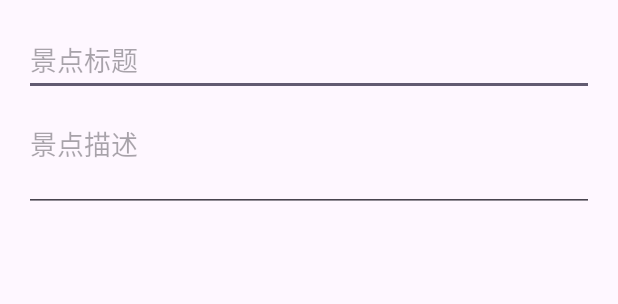
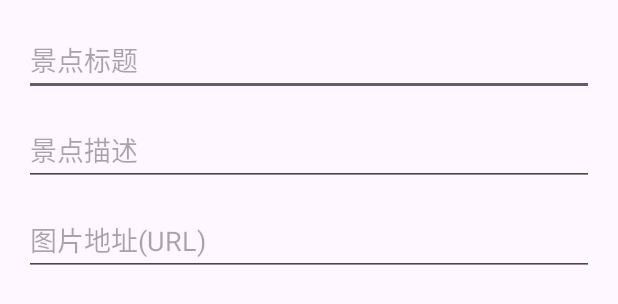
Before and after one commit to ErnestYangCN/KongSight, an Android app: the layout dialog_add_scenic.xml on its own in the app's theme, with its tools: preview values and no code run, on a phone screen of 412 x 824 dp. Shown: the top 304 px of the screen. Run offline under Robolectric (Android 15) with nearby library versions, the phone set to English and light mode, and no system bars.

Commit message:
add scenic

```diff
--- a/app/src/main/java/com/example/kongsight/ui/scenic/ScenicListAdapter.java
+++ b/app/src/main/java/com/example/kongsight/ui/scenic/ScenicListAdapter.java
@@ -29,7 +29,6 @@ public class ScenicListAdapter extends RecyclerView.Adapter<ScenicListAdapter.Vi
         this.listener = listener;
     }
 
-    /** Presenter / Activity 调用，用新的列表替换旧数据 */
     public void submitList(List<ContentEntity> list) {
         items.clear();
         if (list != null) {
@@ -40,7 +39,7 @@ public class ScenicListAdapter extends RecyclerView.Adapter<ScenicListAdapter.Vi
 
     @NonNull
     @Override
-    public ScenicListAdapter.ViewHolder onCreateViewHolder(
+    public ViewHolder onCreateViewHolder(
             @NonNull ViewGroup parent,
             int viewType
     ) {
@@ -51,7 +50,7 @@ public class ScenicListAdapter extends RecyclerView.Adapter<ScenicListAdapter.Vi
 
     @Override
     public void onBindViewHolder(
-            @NonNull ScenicListAdapter.ViewHolder holder,
+            @NonNull ViewHolder holder,
             int position
     ) {
         holder.bind(items.get(position));
--- a/app/src/main/res/layout/dialog_add_scenic.xml
+++ b/app/src/main/res/layout/dialog_add_scenic.xml
@@ -1,10 +1,9 @@
 <?xml version="1.0" encoding="utf-8"?>
-<LinearLayout
-    xmlns:android="http://schemas.android.com/apk/res/android"
+<LinearLayout xmlns:android="http://schemas.android.com/apk/res/android"
+    android:layout_width="match_parent"
+    android:layout_height="wrap_content"
     android:orientation="vertical"
-    android:padding="16dp"
-    android:layout_width="match_parent"
-    android:layout_height="wrap_content">
+    android:padding="16dp">
 
     <EditText
         android:id="@+id/etTitle"
@@ -17,7 +16,13 @@
         android:layout_width="match_parent"
         android:layout_height="wrap_content"
         android:hint="景点描述"
-        android:minLines="2"
-        android:gravity="top"
-        android:layout_marginTop="8dp"/>
+        android:layout_marginTop="12dp" />
+
+    <EditText
+        android:id="@+id/etImageUrl"
+        android:layout_width="match_parent"
+        android:layout_height="wrap_content"
+        android:hint="图片地址(URL)"
+        android:layout_marginTop="12dp" />
+
 </LinearLayout>
```
Also changed, not shown: app/src/main/java/com/example/kongsight/ui/scenic/ScenicListActivity.java (+29 -22 lines), app/src/main/java/com/example/kongsight/ui/scenic/ScenicListContract.java (+4 -9 lines), app/src/main/java/com/example/kongsight/ui/scenic/ScenicListPresenter.java (+18 -15 lines).
